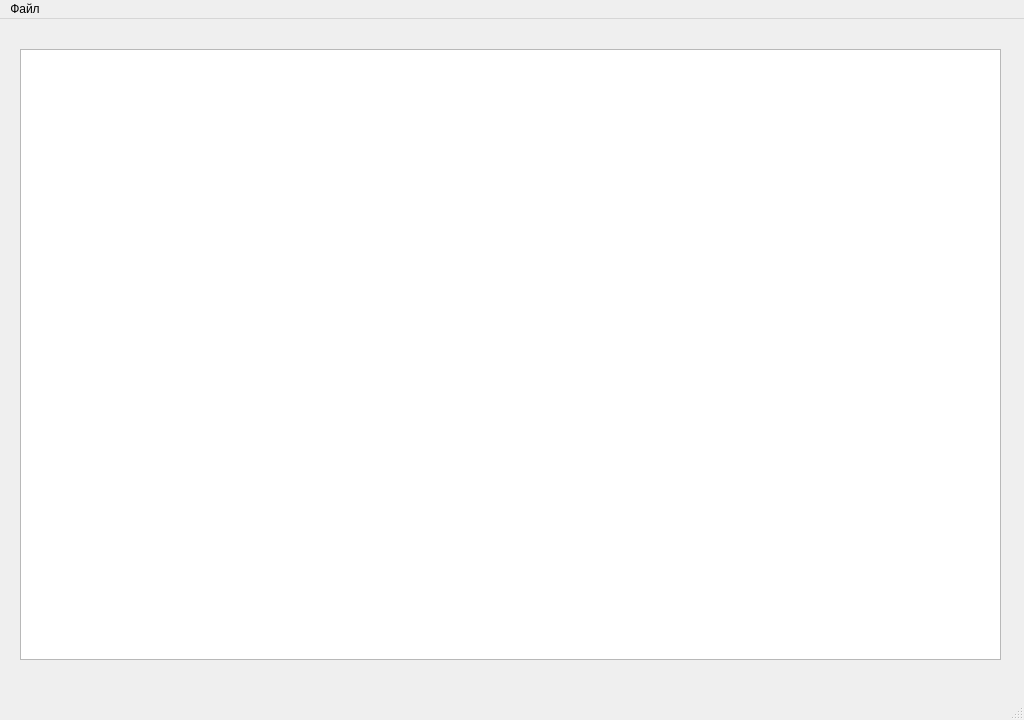
This is Cirrus/Cirrus.ui in migeliuss/Cirrus as Qt 5 draws it before an edit. The edited form follows.
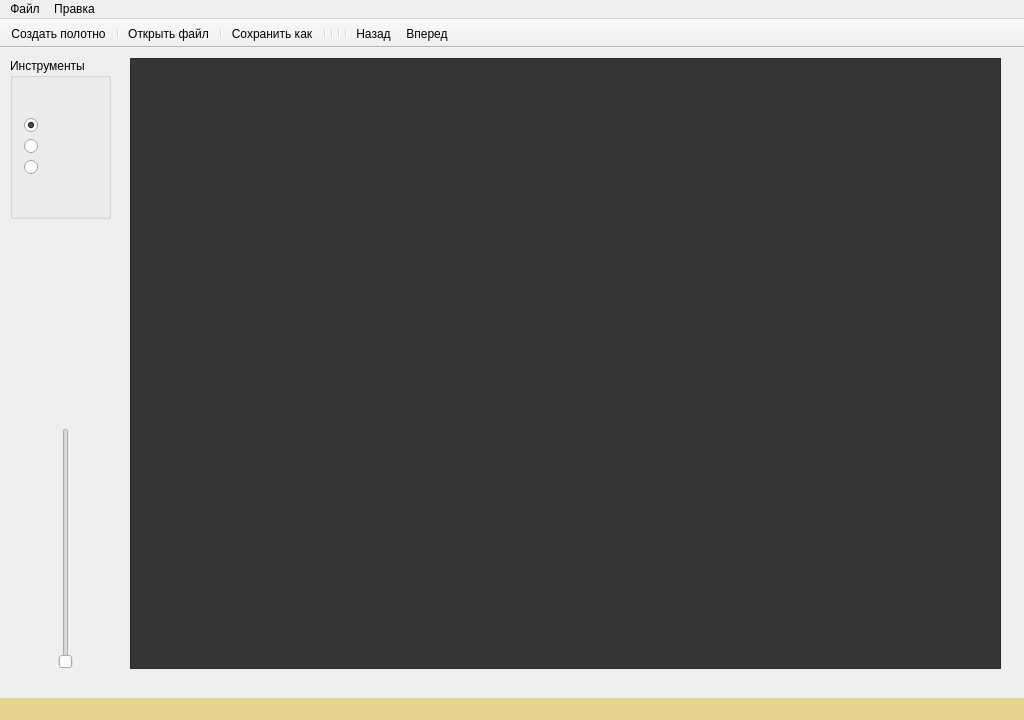
This is the edited form. Icons and pictures are not drawn.

Patch:
```diff
--- a/Cirrus/Cirrus.ui
+++ b/Cirrus/Cirrus.ui
@@ -13,6 +13,18 @@
     <height>720</height>
    </rect>
   </property>
+  <property name="minimumSize">
+   <size>
+    <width>1024</width>
+    <height>720</height>
+   </size>
+  </property>
+  <property name="maximumSize">
+   <size>
+    <width>1024</width>
+    <height>720</height>
+   </size>
+  </property>
   <property name="cursor">
    <cursorShape>ArrowCursor</cursorShape>
   </property>
@@ -31,6 +43,12 @@
   <property name="autoFillBackground">
    <bool>false</bool>
   </property>
+  <property name="windowFilePath">
+   <string/>
+  </property>
+  <property name="tabShape">
+   <enum>QTabWidget::TabShape::Rounded</enum>
+  </property>
   <widget class="QWidget" name="centralWidget">
    <property name="cursor">
     <cursorShape>ArrowCursor</cursorShape>
@@ -41,9 +59,9 @@
    <widget class="QGraphicsView" name="graphicsView">
     <property name="geometry">
      <rect>
-      <x>20</x>
-      <y>30</y>
-      <width>981</width>
+      <x>130</x>
+      <y>10</y>
+      <width>871</width>
       <height>611</height>
      </rect>
     </property>
@@ -53,6 +71,141 @@
     <property name="mouseTracking">
      <bool>false</bool>
     </property>
+    <property name="layoutDirection">
+     <enum>Qt::LayoutDirection::LeftToRight</enum>
+    </property>
+    <property name="autoFillBackground">
+     <bool>true</bool>
+    </property>
+    <property name="styleSheet">
+     <string notr="true">border-color: rgb(255, 255, 255);
+background-color: rgb(54, 54, 54);</string>
+    </property>
+    <property name="dragMode">
+     <enum>QGraphicsView::DragMode::NoDrag</enum>
+    </property>
+    <property name="resizeAnchor">
+     <enum>QGraphicsView::ViewportAnchor::AnchorViewCenter</enum>
+    </property>
+   </widget>
+   <widget class="QGroupBox" name="groupBox">
+    <property name="geometry">
+     <rect>
+      <x>10</x>
+      <y>10</y>
+      <width>101</width>
+      <height>161</height>
+     </rect>
+    </property>
+    <property name="minimumSize">
+     <size>
+      <width>101</width>
+      <height>0</height>
+     </size>
+    </property>
+    <property name="maximumSize">
+     <size>
+      <width>101</width>
+      <height>16777215</height>
+     </size>
+    </property>
+    <property name="layoutDirection">
+     <enum>Qt::LayoutDirection::LeftToRight</enum>
+    </property>
+    <property name="title">
+     <string>Инструменты</string>
+    </property>
+    <layout class="QVBoxLayout" name="verticalLayout">
+     <item>
+      <layout class="QGridLayout" name="gridLayout">
+       <item row="1" column="0">
+        <widget class="QRadioButton" name="brush">
+         <property name="text">
+          <string/>
+         </property>
+         <property name="icon">
+          <iconset resource="src.qrc">
+           <normaloff>:/tools/img/paintBrush.png</normaloff>:/tools/img/paintBrush.png</iconset>
+         </property>
+         <property name="iconSize">
+          <size>
+           <width>32</width>
+           <height>32</height>
+          </size>
+         </property>
+         <property name="checked">
+          <bool>false</bool>
+         </property>
+        </widget>
+       </item>
+       <item row="0" column="0">
+        <widget class="QRadioButton" name="pen">
+         <property name="autoFillBackground">
+          <bool>false</bool>
+         </property>
+         <property name="text">
+          <string/>
+         </property>
+         <property name="icon">
+          <iconset resource="src.qrc">
+           <normaloff>:/tools/img/pencil.png</normaloff>:/tools/img/pencil.png</iconset>
+         </property>
+         <property name="iconSize">
+          <size>
+           <width>32</width>
+           <height>32</height>
+          </size>
+         </property>
+         <property name="checked">
+          <bool>true</bool>
+         </property>
+        </widget>
+       </item>
+       <item row="2" column="0">
+        <widget class="QRadioButton" name="eraser">
+         <property name="text">
+          <string/>
+         </property>
+         <property name="icon">
+          <iconset resource="src.qrc">
+           <normaloff>:/tools/img/eraser.png</normaloff>:/tools/img/eraser.png</iconset>
+         </property>
+         <property name="iconSize">
+          <size>
+           <width>32</width>
+           <height>32</height>
+          </size>
+         </property>
+        </widget>
+       </item>
+      </layout>
+     </item>
+    </layout>
+   </widget>
+   <widget class="QSlider" name="verticalSlider">
+    <property name="geometry">
+     <rect>
+      <x>0</x>
+      <y>380</y>
+      <width>131</width>
+      <height>241</height>
+     </rect>
+    </property>
+    <property name="autoFillBackground">
+     <bool>false</bool>
+    </property>
+    <property name="value">
+     <number>0</number>
+    </property>
+    <property name="sliderPosition">
+     <number>0</number>
+    </property>
+    <property name="orientation">
+     <enum>Qt::Orientation::Vertical</enum>
+    </property>
+    <property name="tickPosition">
+     <enum>QSlider::TickPosition::NoTicks</enum>
+    </property>
    </widget>
   </widget>
   <widget class="QMenuBar" name="menuBar">
@@ -94,9 +247,57 @@
     <addaction name="createFile"/>
     <addaction name="separator"/>
    </widget>
+   <widget class="QMenu" name="menu">
+    <property name="title">
+     <string>Правка</string>
+    </property>
+    <addaction name="separator"/>
+    <addaction name="redo"/>
+    <addaction name="undo"/>
+   </widget>
    <addaction name="menuFile"/>
+   <addaction name="menu"/>
   </widget>
-  <widget class="QStatusBar" name="statusBar"/>
+  <widget class="QStatusBar" name="statusBar">
+   <property name="cursor">
+    <cursorShape>ArrowCursor</cursorShape>
+   </property>
+   <property name="mouseTracking">
+    <bool>false</bool>
+   </property>
+   <property name="acceptDrops">
+    <bool>false</bool>
+   </property>
+   <property name="styleSheet">
+    <string notr="true">background-color:rgb(231, 212, 145)
+</string>
+   </property>
+  </widget>
+  <widget class="QToolBar" name="toolBar">
+   <property name="windowTitle">
+    <string>toolBar</string>
+   </property>
+   <property name="movable">
+    <bool>false</bool>
+   </property>
+   <attribute name="toolBarArea">
+    <enum>TopToolBarArea</enum>
+   </attribute>
+   <attribute name="toolBarBreak">
+    <bool>false</bool>
+   </attribute>
+   <addaction name="createFile"/>
+   <addaction name="separator"/>
+   <addaction name="openFile"/>
+   <addaction name="separator"/>
+   <addaction name="saveFile"/>
+   <addaction name="separator"/>
+   <addaction name="separator"/>
+   <addaction name="separator"/>
+   <addaction name="separator"/>
+   <addaction name="undo"/>
+   <addaction name="redo"/>
+  </widget>
   <action name="createFile">
    <property name="checkable">
     <bool>false</bool>
@@ -104,6 +305,48 @@
    <property name="text">
     <string>Создать полотно</string>
    </property>
+   <property name="shortcut">
+    <string>Ctrl+N</string>
+   </property>
+  </action>
+  <action name="openFile">
+   <property name="icon">
+    <iconset resource="src.qrc">
+     <normaloff>:/ico/img/openFile.png</normaloff>:/ico/img/openFile.png</iconset>
+   </property>
+   <property name="text">
+    <string>Открыть файл</string>
+   </property>
+  </action>
+  <action name="saveFile">
+   <property name="icon">
+    <iconset resource="src.qrc">
+     <normaloff>:/ico/img/saveFile.png</normaloff>:/ico/img/saveFile.png</iconset>
+   </property>
+   <property name="text">
+    <string>Сохранить как</string>
+   </property>
+   <property name="shortcut">
+    <string>Ctrl+S</string>
+   </property>
+  </action>
+  <action name="redo">
+   <property name="icon">
+    <iconset resource="src.qrc">
+     <normaloff>:/ico/img/histForward.png</normaloff>:/ico/img/histForward.png</iconset>
+   </property>
+   <property name="text">
+    <string>Вперед</string>
+   </property>
+  </action>
+  <action name="undo">
+   <property name="icon">
+    <iconset resource="src.qrc">
+     <normaloff>:/ico/img/histBackward.png</normaloff>:/ico/img/histBackward.png</iconset>
+   </property>
+   <property name="text">
+    <string>Назад</string>
+   </property>
   </action>
  </widget>
  <layoutdefault spacing="6" margin="11"/>
```
Left out of the diff: 26 changed lines with no effect on the pictures.
